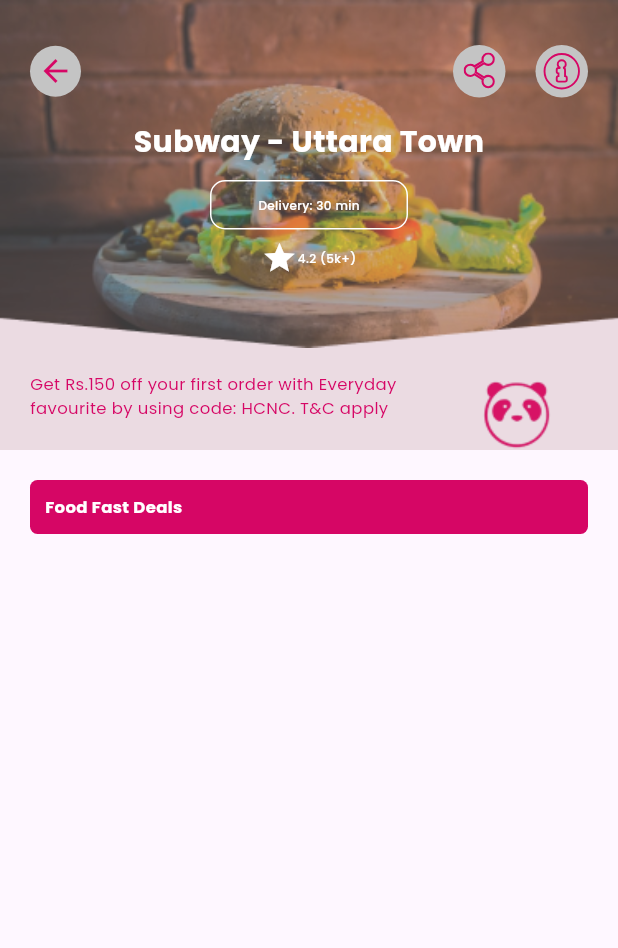
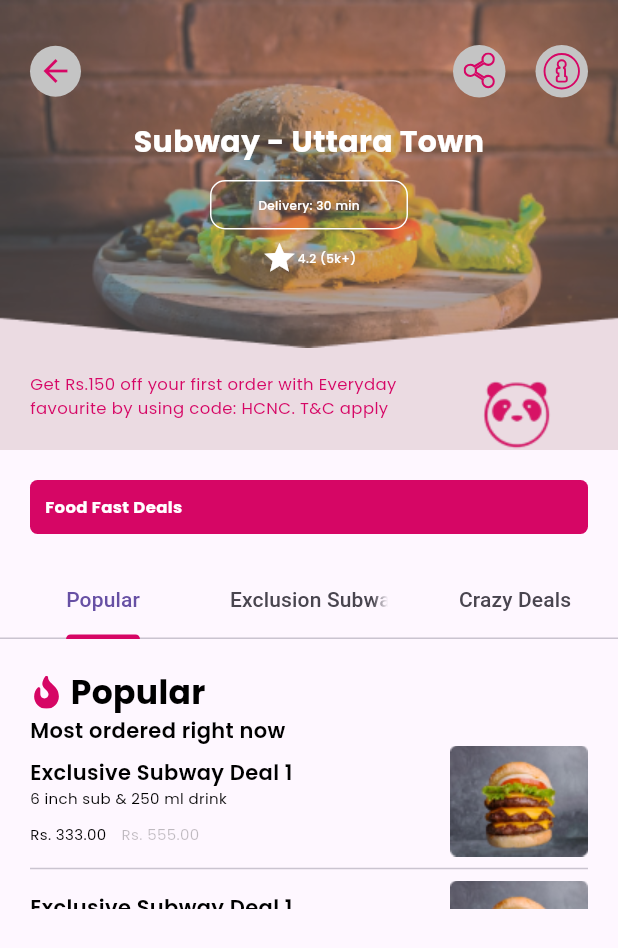
Before and after one commit to hprity60/foodpanda_ui_clone_flutter, a Flutter app: the ResturantDetailPage screen opened directly, on a phone screen of 412 x 824 dp. Shown: the top 948 px of the screen. Run offline on Flutter 3.47's test engine with Material 2 defaults, Android fonts, the phone set to English and light mode, and no system bars; our stand-ins replace flutter_svg, google_fonts.

Commit message:
Detail Page Updated

```diff
--- a/lib/core/values/text_styles.dart
+++ b/lib/core/values/text_styles.dart
@@ -49,6 +49,12 @@ textStyleF20W700({Color color = Colors.black}) => GoogleFonts.poppins(
       color: color,
     );
 
+textStyleF22W700({Color color = Colors.black}) => GoogleFonts.poppins(
+      fontSize: 22,
+      fontWeight: FontWeight.w700,
+      color: color,
+    );
+
 textStyleF14W600({Color color = Colors.black}) => GoogleFonts.poppins(
       fontSize: 14,
       fontWeight: FontWeight.w600,
--- a/lib/pages/resturant_details_page.dart
+++ b/lib/pages/resturant_details_page.dart
@@ -8,7 +8,9 @@ class ResturantDetailPage extends StatelessWidget {
   static const id = "resturant_detail_page";
   @override
   Widget build(BuildContext context) {
-    return Scaffold(
+    return DefaultTabController(
+      length: 3,
+      child: Scaffold(
         body: Column(
           children: [
             SizedBox(
@@ -56,8 +58,8 @@ class ResturantDetailPage extends StatelessWidget {
                               decoration: BoxDecoration(
                                   color: greyColor,
                                   borderRadius: BorderRadius.circular(55)),
-                            child:
-                                SvgPicture.asset("assets/icons/info_icon.svg")),
+                              child: SvgPicture.asset(
+                                  "assets/icons/info_icon.svg")),
                         ],
                       ),
                     ),
@@ -137,8 +139,101 @@ class ResturantDetailPage extends StatelessWidget {
                 "Food Fast Deals",
                 style: textStyleF11W700(color: whiteColor),
               ),
+            ),
+            const SizedBox(
+              height: 50,
+              child: TabBar(
+                indicatorWeight: 3,
+                indicatorColor: mainColor,
+                tabs: [
+                  Tab(text: 'Popular'),
+                  Tab(text: 'Exclusion Subway Deals'),
+                  Tab(text: 'Crazy Deals'),
+                ],
+              ),
+            ),
+            SizedBox(
+              height: 200,
+              child: TabBarView(
+                children: [
+                  Padding(
+                    padding: const EdgeInsets.symmetric(
+                        horizontal: 20, vertical: 20),
+                    child: Column(
+                      crossAxisAlignment: CrossAxisAlignment.start,
+                      children: [
+                        Row(
+                          children: [
+                            SvgPicture.asset("assets/icons/fire.svg"),
+                            const SizedBox(width: 5),
+                            Text(
+                              "Popular",
+                              style: textStyleF22W700(),
                             )
                           ],
+                        ),
+                        Text(
+                          "Most ordered right now",
+                          style: textStyleF14W600(),
+                        ),
+                        Expanded(
+                          child: ListView.separated(
+                            itemCount: 3,
+                            separatorBuilder:
+                                (BuildContext context, int index) {
+                              return const Divider();
+                            },
+                            itemBuilder: (BuildContext context, int index) {
+                              return Row(
+                                mainAxisAlignment:
+                                    MainAxisAlignment.spaceBetween,
+                                children: [
+                                  Column(
+                                    crossAxisAlignment:
+                                        CrossAxisAlignment.start,
+                                    children: [
+                                      Text(
+                                        "Exclusive Subway Deal 1",
+                                        style: textStyleF14W600(),
+                                      ),
+                                      Text(
+                                        "6 inch sub & 250 ml drink",
+                                        style: textStyleF10W400(),
+                                      ),
+                                      const SizedBox(height: 10),
+                                      Row(
+                                        children: [
+                                          Text(
+                                            "Rs. 333.00",
+                                            style: textStyleF10W400(),
+                                          ),
+                                          const SizedBox(width: 10),
+                                          Text(
+                                            "Rs. 555.00",
+                                            style: textStyleF10W400(
+                                                color: blackColor
+                                                    .withOpacity(.25)),
+                                          )
+                                        ],
+                                      ),
+                                    ],
+                                  ),
+                                  Image.asset("assets/images/food_7.png")
+                                ],
+                              );
+                            },
+                          ),
+                        ),
+                      ],
+                    ),
+                  ),
+                  const Icon(Icons.directions_transit, size: 350),
+                  const Icon(Icons.directions_car, size: 350),
+                ],
+              ),
+            ),
+          ],
+        ),
       ),
     );
   }
```
Also changed, not shown: assets/icons/fire.svg (added), assets/images/food_7.png (added), assets/images/food_8.png (added). Lines whose indentation alone changed are shown as unchanged.
